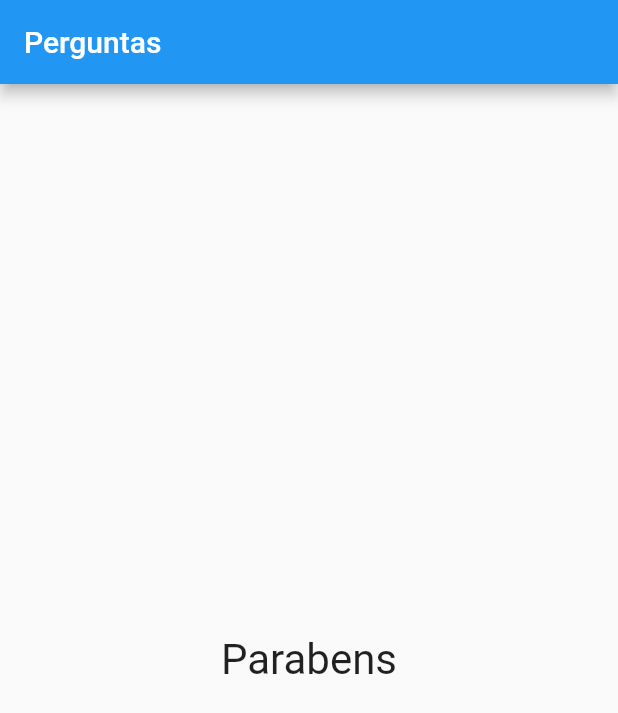
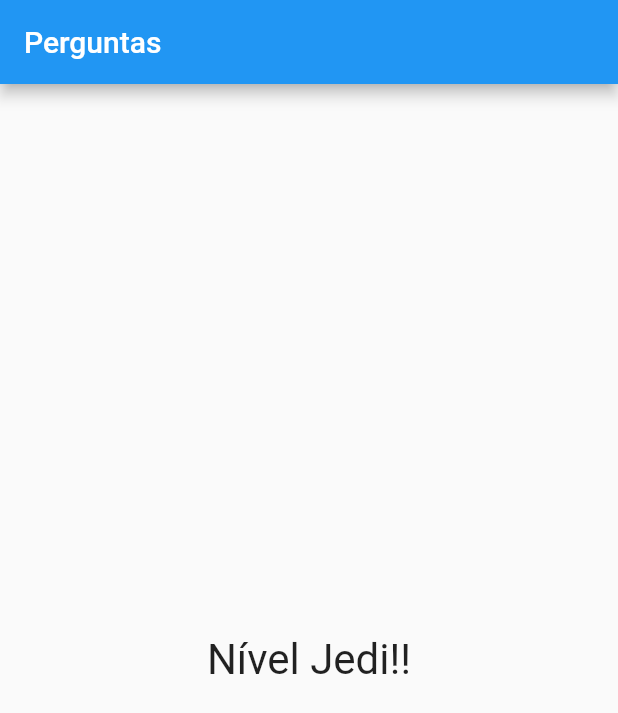
Before and after one commit to leomoreira597/primeiro-app-flutter, a Flutter app: the screen it shows after launch, after a tap on "Preto", after a tap on "Vermelho", after a tap on "Verde", on a phone screen of 412 x 824 dp. Shown: the top 713 px of the screen. Run offline on Flutter 3.47's test engine with Material 2 defaults, Android fonts, the phone set to English and light mode, and no system bars.

Commit message:
mais uma fase

```diff
--- a/lib/main.dart
+++ b/lib/main.dart
@@ -1,7 +1,6 @@
 import 'package:flutter/material.dart';
+import 'package:primeiroapp/questionario.dart';
 import 'package:primeiroapp/resultado.dart';
-import './questao.dart';
-import './resposta.dart';
 
 main() {
   runApp(PerguntaApp());
@@ -9,58 +8,71 @@ main() {
 
 class _PerguntaAppState extends State<PerguntaApp> {
   var _perguntaSelecionada = 0;
+  var _pontuacaoTotal = 0;
 
-  final List<Map<String, Object>> _perguntas =[
+  final List<Map<String, Object>> _perguntas = [
     {
       'texto': 'Qual é sua cor preferida?',
-      'respostas': ['Preto', 'Vermelho', 'Verde', 'Branco']
+      'respostas': [
+        {'texto': 'Preto', 'nota': 10},
+        {'texto': 'Vermelho', 'nota': 1},
+        {'texto': 'Verde', 'nota': 10},
+        {'texto': 'Branco', 'nota': 3},
+      ]
     },
     {
       'texto': 'Qual seu animal favorito?',
-      'respostas': ['Coelho', 'Cobra', 'Elefante', 'Leão']
+      'respostas': [
+        {'texto': 'Coelho', 'nota': 10},
+        {'texto': 'Cobra', 'nota': 2},
+        {'texto': 'Elefante', 'nota': 10},
+        {'texto': 'Leão', 'nota': 1},
+      ]
     },
     {
       'texto': 'Qual seu instrutor favorito?',
-      'respostas': ['Maria', 'João', 'Léo', 'Pedro']
+      'respostas': [
+    {'texto':'Maria', 'nota': 10},
+    {'texto':'João', 'nota': 1},
+    {'texto':'Léo', 'nota': 1},
+    {'texto':'Pedro', 'nota': 10},
+      ]
     }
   ];
-
-  void _responder() {
-    if (temPerguntaSelecionada){
-      setState(() {
-        _perguntaSelecionada++;
-      });
-    }
-  }
 
   bool get temPerguntaSelecionada {
     return _perguntaSelecionada < _perguntas.length;
   }
 
+  void _responder(int pontuacao) {
+    if (temPerguntaSelecionada) {
+      setState(() {
+        _perguntaSelecionada++;
+        _pontuacaoTotal += pontuacao;
+      });
+    }
+
+    print(_pontuacaoTotal);
+  }
+
   @override
   Widget build(BuildContext context) {
-    List<String> respostas = temPerguntaSelecionada
-        ? _perguntas[_perguntaSelecionada]['respostas'] as List<String>
-        : [];
-    List<Widget> widget =
-        respostas.map((t) => Resposta(t, _responder)).toList();
-
     // for(String textoResp in perguntas [_perguntaSelecionada].cast()['respostas']){
     //   widgets.add(Resposta(textoResp, _responder));
     // }
 
     return MaterialApp(
       home: Scaffold(
-        appBar: AppBar(
-          title: Text("Perguntas"),
-        ),
-        body: temPerguntaSelecionada ? Column(
-          children: [
-            Questao(_perguntas[_perguntaSelecionada]['texto'] as String),
-            ...widget,
-          ],
-        ) : Resultado()
-      ),
+          appBar: AppBar(
+            title: Text("Perguntas"),
+          ),
+          body: temPerguntaSelecionada
+              ? Questionario(
+                  perguntas: _perguntas,
+                  perguntaSelecionada: _perguntaSelecionada,
+                  responder: _responder,
+                )
+              : Resultado(_pontuacaoTotal)),
     );
   }
 }
--- /dev/null
+++ b/lib/questionario.dart
@@ -0,0 +1,38 @@
+import 'package:flutter/material.dart';
+import 'package:primeiroapp/questao.dart';
+import './resposta.dart';
+
+class Questionario extends StatelessWidget {
+  final List<Map<String, Object>> perguntas;
+  final int perguntaSelecionada;
+  final void Function(int) responder;
+
+  Questionario(
+      {required this.perguntas,
+      required this.perguntaSelecionada,
+      required this.responder});
+
+  bool get temPerguntaSelecionada {
+    return perguntaSelecionada < perguntas.length;
+  }
+
+  @override
+  Widget build(BuildContext context) {
+    List<Map<String, Object>> respostas = temPerguntaSelecionada
+        ? perguntas[perguntaSelecionada]['respostas']
+            as List<Map<String, Object>>
+        : [];
+
+    List<Widget> widget = respostas
+        .map((resp) => Resposta(resp['texto'] as String,
+            () => responder(int.parse(resp['nota'].toString()))))
+        .toList();
+
+    return Column(
+      children: [
+        Questao(perguntas[perguntaSelecionada]['texto'] as String),
+        ...widget,
+      ],
+    );
+  }
+}
--- a/lib/resultado.dart
+++ b/lib/resultado.dart
@@ -1,12 +1,31 @@
 import 'package:flutter/material.dart';
 
 class Resultado extends StatelessWidget {
+  final int pontuacao;
+
+  Resultado(this.pontuacao);
+
+  String get fraseResultado{
+    if(pontuacao < 8){
+      return 'Parabens!!';
+    }
+    else if(pontuacao < 12){
+      return 'Você é bom';
+    }
+    else if(pontuacao < 16){
+      return 'Impressionante!!!';
+    }
+    else{
+      return 'Nível Jedi!!';
+    }
+  }
+
   @override
   Widget build(BuildContext context) {
     return Scaffold(
       body: Center(
         child: Text(
-          'Parabens',
+          fraseResultado,
           style: TextStyle(fontSize: 28),
         ),
       ),
```
